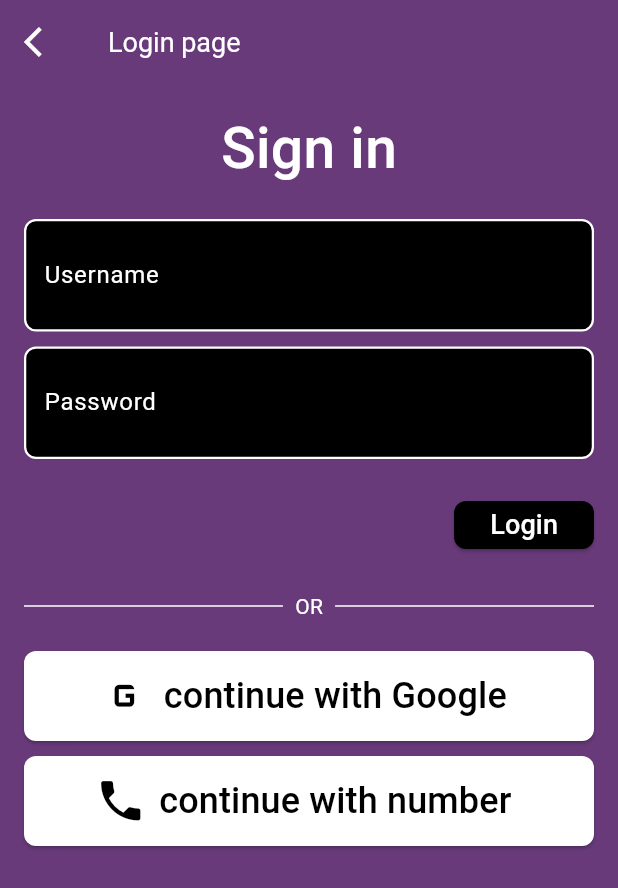
After one commit to Exact-Bytes/ChefScale, a Flutter app: the SignInPage screen opened directly, on a phone screen of 412 x 824 dp. The commit adds this screen. Shown: the top 888 px of the screen. Run offline on Flutter 3.47's test engine with Material 3 defaults, Android fonts, the phone set to English and light mode, and no system bars; our stand-ins replace google_fonts; Roboto replaces fonts that are missing (Afacad).

Commit message:
sigin page

```diff
--- a/lib/create_account.dart
+++ b/lib/create_account.dart
@@ -179,10 +179,12 @@ class CreateAccountPageState extends State<CreateAccountPage> {
       },
     );
 
-    setState(() {
-      _dobController.text = "${pickedDate.day}/${pickedDate.month}/${pickedDate.year}";
-    });
+     if (pickedDate != null) {
+      setState(() {
+        _dobController.text = "${pickedDate.day}/${pickedDate.month}/${pickedDate.year}";
+      });
     }
+  }
 
   void _validateAndSubmit() {
     if (_formKey.currentState!.validate()) {
--- /dev/null
+++ b/lib/signin_page.dart
@@ -0,0 +1,187 @@
+import 'package:flutter/material.dart';
+import 'package:google_fonts/google_fonts.dart';
+
+void main() {
+  runApp(const MyApp());
+}
+
+class MyApp extends StatelessWidget {
+  const MyApp({super.key});
+
+  @override
+  Widget build(BuildContext context) {
+    return const MaterialApp(
+      home: SignInPage(),
+    );
+  }
+}
+
+class SignInPage extends StatelessWidget {
+  const SignInPage({super.key});
+
+  @override
+  Widget build(BuildContext context) {
+    return Scaffold(
+      backgroundColor: const Color(0xFF683A7A), // Background color from image
+      appBar: AppBar(
+        backgroundColor: const Color(0xFF683A7A),
+        leading: IconButton(
+          icon: const Icon(Icons.arrow_back_ios, color: Colors.white), // White back arrow
+          onPressed: () {
+            // Handle back button press
+          },
+        ),
+        centerTitle: false,
+        title: Text(
+          'Login page', // Title from image
+          style: GoogleFonts.afacad(
+            color: Colors.white,
+            fontSize: 18,
+          ),
+        ),
+      ),
+      body: Padding(
+        padding: const EdgeInsets.all(16.0),
+        child: SingleChildScrollView(
+          child: Column(
+            mainAxisAlignment: MainAxisAlignment.center,
+            children: <Widget>[
+              Text(
+                'Sign in',
+                style: GoogleFonts.afacad(
+                  color: Colors.white, // White text
+                  fontSize: 38,
+                  fontWeight: FontWeight.w500,
+                ),
+              ),
+              const SizedBox(height: 20),
+              Container(
+                decoration: BoxDecoration(
+                  color: Colors.black, // Black background for text fields
+                  borderRadius: BorderRadius.circular(8.0),
+                  border: Border.all(color: Colors.white, width: 1.5), // White border
+                ),
+                child: const TextField(
+                  decoration: InputDecoration(
+                    labelText: 'Username',
+                    labelStyle: TextStyle(color: Colors.white), // White label
+                    border: InputBorder.none,
+                    contentPadding:
+                        EdgeInsets.symmetric(horizontal: 12.0, vertical: 16.0),
+                  ),
+                  style: TextStyle(color: Colors.white), // White input text
+                ),
+              ),
+              const SizedBox(height: 10),
+              Container(
+                decoration: BoxDecoration(
+                  color: Colors.black, // Black background for text fields
+                  borderRadius: BorderRadius.circular(8.0),
+                  border: Border.all(color: Colors.white, width: 1.5), // White border
+                ),
+                child: const TextField(
+                  obscureText: true,
+                  decoration: InputDecoration(
+                    labelText: 'Password',
+                    labelStyle: TextStyle(color: Colors.white), // White label
+                    border: InputBorder.none,
+                    contentPadding:
+                        EdgeInsets.symmetric(horizontal: 12.0, vertical: 16.0),
+                  ),
+                  style: TextStyle(color: Colors.white), // White input text
+                ),
+              ),
+              const SizedBox(height: 20),
+              Align(
+                alignment: Alignment.centerRight,
+                child: ElevatedButton(
+                  onPressed: () {
+                    // Handle login logic
+                  },
+                  style: ElevatedButton.styleFrom(
+                    backgroundColor: Colors.black, // Black button
+                    foregroundColor: Colors.white, // White text
+                    minimumSize: const Size(84, 32),
+                    shape: RoundedRectangleBorder(
+                      borderRadius: BorderRadius.circular(8.0),
+                    ),
+                  ),
+                  child: Text(
+                    'Login',
+                    style: GoogleFonts.afacad(fontSize: 18),
+                  ),
+                ),
+              ),
+              const SizedBox(height: 20),
+              const Row(
+                children: <Widget>[
+                  Expanded(child: Divider(color: Colors.white)), // White divider
+                  Padding(
+                    padding: EdgeInsets.symmetric(horizontal: 8.0),
+                    child: Text(
+                      'OR',
+                      style: TextStyle(color: Colors.white), // White text
+                    ),
+                  ),
+                  Expanded(child: Divider(color: Colors.white)), // White divider
+                ],
+              ),
+              const SizedBox(height: 20),
+              ElevatedButton.icon(
+                onPressed: () {
+                  // Handle Google login
+                },
+                icon: const Icon(
+                  Icons.g_mobiledata,
+                  color: Colors.black,
+                  size: 35,
+                ),
+                label: Text(
+                  'continue with Google',
+                  style: GoogleFonts.afacad(
+                    color: Colors.black,
+                    fontSize: 24, // Adjusted font size
+                  ),
+                ),
+                style: ElevatedButton.styleFrom(
+                  backgroundColor: Colors.white, // White button
+                  foregroundColor: Colors.black,
+                  minimumSize: const Size(double.infinity, 60),
+                  shape: RoundedRectangleBorder(
+                    borderRadius: BorderRadius.circular(8.0),
+                  ),
+                ),
+              ),
+              const SizedBox(height: 10),
+              ElevatedButton.icon(
+                onPressed: () {
+                  // Handle phone number login
+                },
+                icon: const Icon(
+                  Icons.phone,
+                  color: Colors.black,
+                  size: 35,
+                ),
+                label: Text(
+                  'continue with number',
+                  style: GoogleFonts.afacad(
+                    color: Colors.black,
+                    fontSize: 24, // Adjusted font size
+                  ),
+                ),
+                style: ElevatedButton.styleFrom(
+                  backgroundColor: Colors.white, // White button
+                  foregroundColor: Colors.black,
+                  minimumSize: const Size(double.infinity, 60),
+                  shape: RoundedRectangleBorder(
+                    borderRadius: BorderRadius.circular(8.0),
+                  ),
+                ),
+              ),
+            ],
+          ),
+        ),
+      ),
+    );
+  }
+}
```
